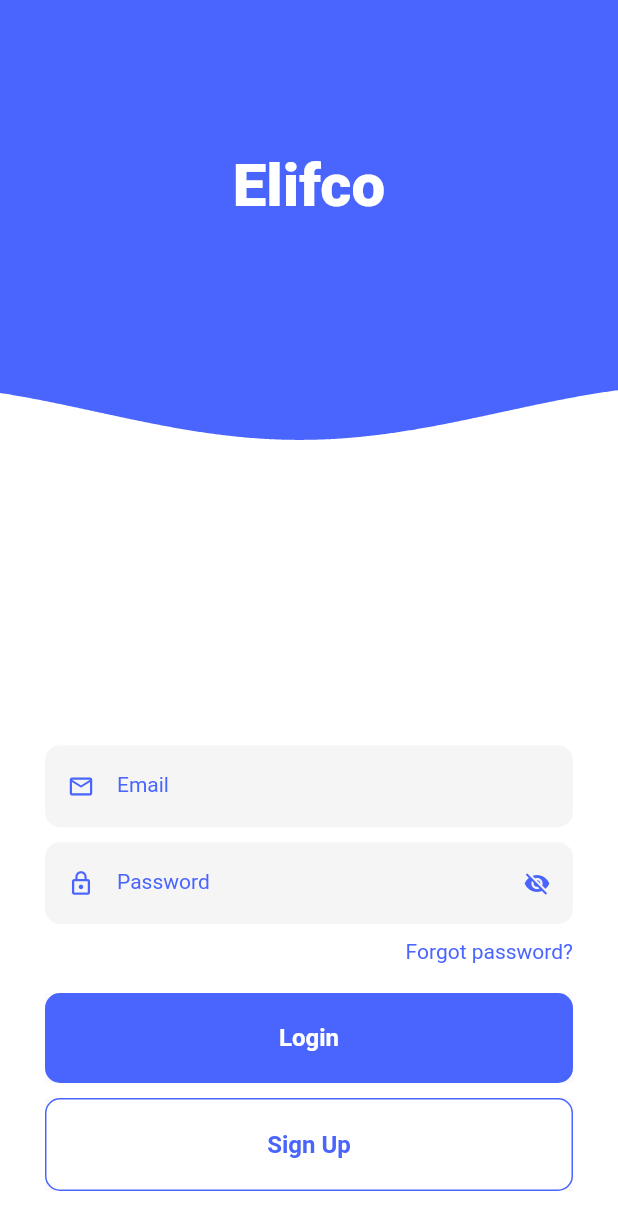
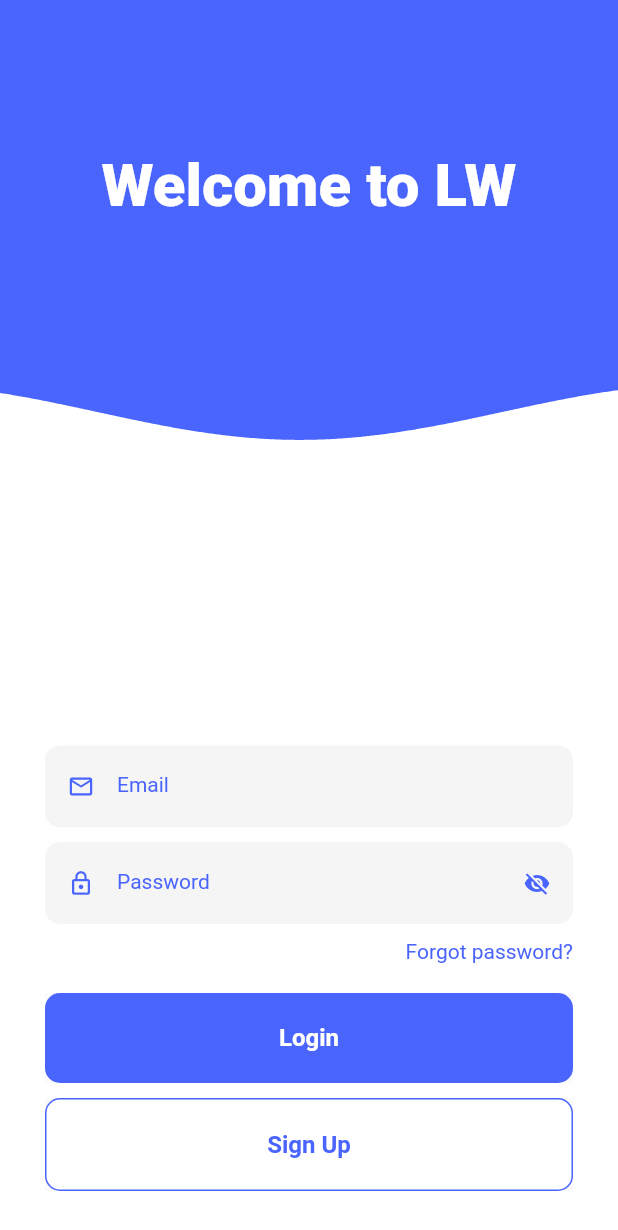
Before and after one commit to kmnishashukla/flutter, a Flutter app: the screen it shows after launch, on a phone screen of 412 x 824 dp. Shown: the top 1230 px of the screen. Run offline on Flutter 3.47's test engine with Material 2 defaults, Android fonts, the phone set to English and light mode, and no system bars.

Commit message:
Update home_view.dart

```diff
--- a/lib/ui/views/home_view.dart
+++ b/lib/ui/views/home_view.dart
@@ -39,7 +39,7 @@ class HomeView extends StatelessWidget {
               mainAxisAlignment: MainAxisAlignment.center,
               children: <Widget>[
                 Text(
-                  'Elifco',
+                  'Welcome to LW',
                   style: TextStyle(
                     color: Global.white,
                     fontSize: 40.0,
```
